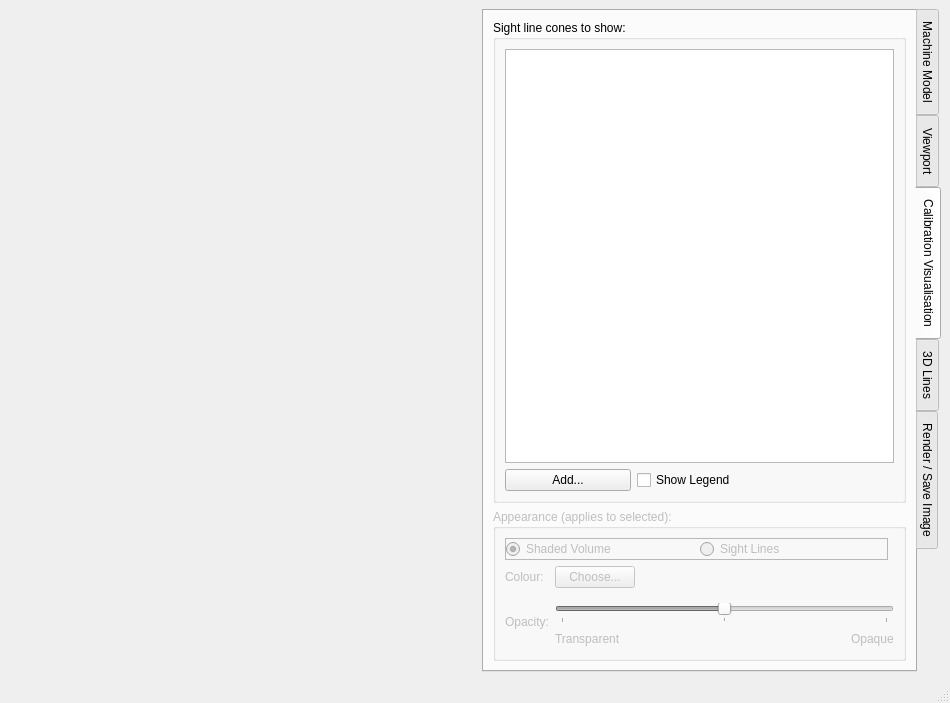
Qt form calcam/gui/viewer.ui (euratom-software/calcam) before a commit.
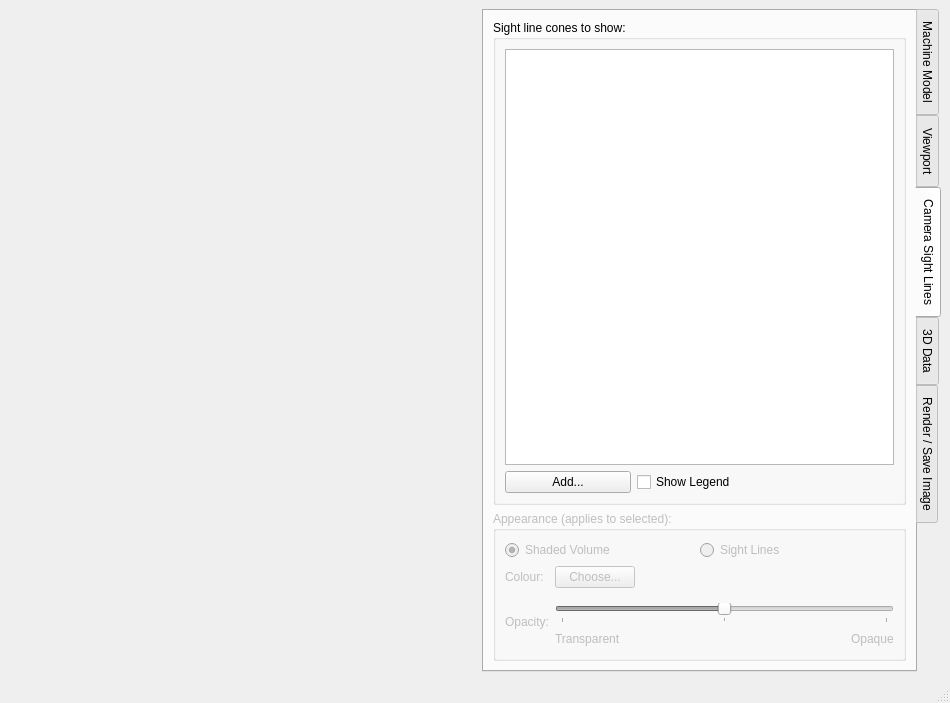
The same form after that commit. The open tabs and pages were chosen to show the change.

Patch:
```diff
--- a/calcam/gui/viewer.ui
+++ b/calcam/gui/viewer.ui
@@ -973,7 +973,7 @@
       </widget>
       <widget class="QWidget" name="sightlines_tab">
        <attribute name="title">
-        <string>Calibration Visualisation</string>
+        <string>Camera Sight Lines</string>
        </attribute>
        <layout class="QVBoxLayout" name="verticalLayout_7">
         <item>
@@ -1149,7 +1149,7 @@
            <item row="0" column="0" colspan="3">
             <widget class="QFrame" name="frame_3">
              <property name="frameShape">
-              <enum>QFrame::StyledPanel</enum>
+              <enum>QFrame::NoFrame</enum>
              </property>
              <property name="frameShadow">
               <enum>QFrame::Raised</enum>
@@ -1197,7 +1197,7 @@
       </widget>
       <widget class="QWidget" name="lines_tab">
        <attribute name="title">
-        <string>3D Lines</string>
+        <string>3D Data</string>
        </attribute>
        <layout class="QGridLayout" name="gridLayout_12">
         <item row="3" column="0">
```
Left out of the diff: 44 changed lines with no effect on the pictures.
